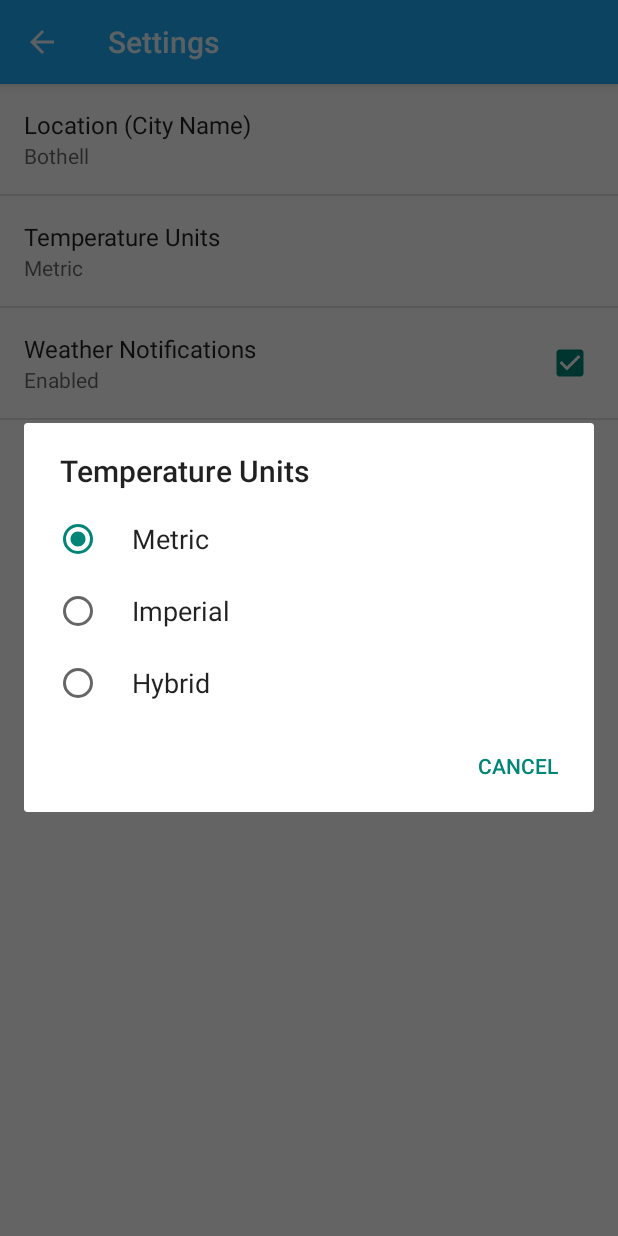
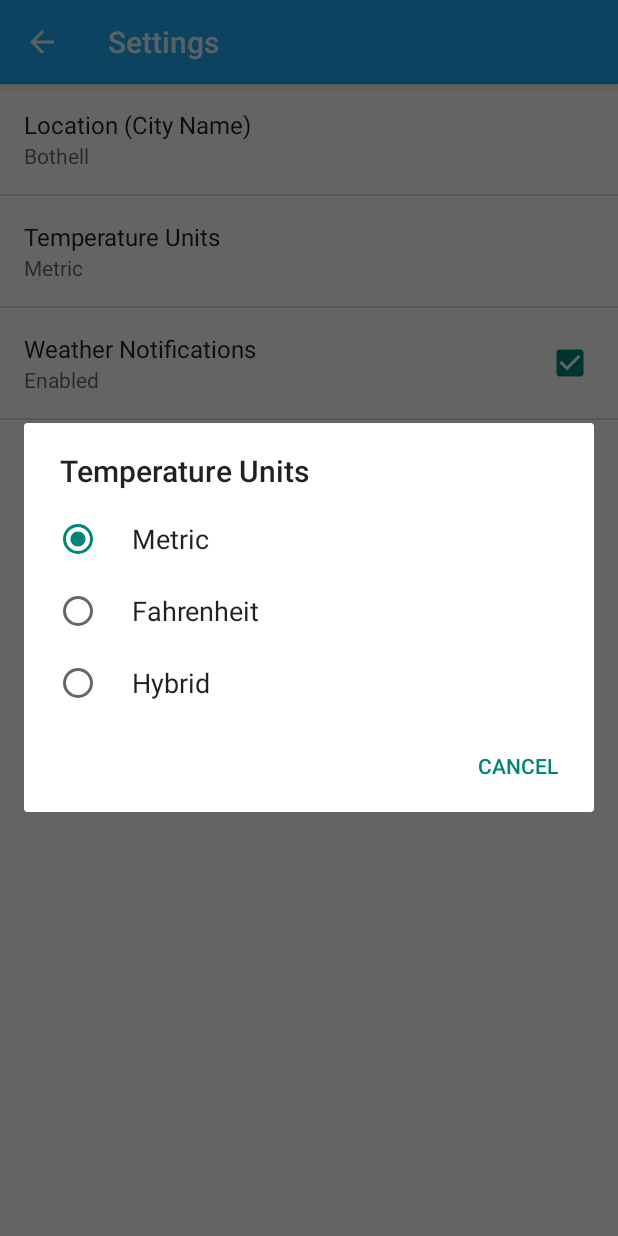
Before and after one commit to prabeshb/megam, an Android app: the SettingsActivity screen opened directly, with no data from a screen before it, after a tap on "Temperature Units", on a phone screen of 412 x 824 dp. Run offline under Robolectric (Android 15) with nearby library versions, the phone set to English and light mode, and no system bars.

Commit message:
Updated code for dynamic icons

```diff
--- a/app/src/main/java/com/ekindesignlabs/android/megam/app/ForecastFragment.java
+++ b/app/src/main/java/com/ekindesignlabs/android/megam/app/ForecastFragment.java
@@ -67,7 +67,8 @@ public class ForecastFragment extends Fragment implements LoaderManager.LoaderCa
             WeatherContract.LocationEntry.COLUMN_LOCATION_SETTING,
             WeatherContract.WeatherEntry.COLUMN_WEATHER_ID,
             WeatherContract.LocationEntry.COLUMN_COORD_LAT,
-            WeatherContract.LocationEntry.COLUMN_COORD_LONG
+            WeatherContract.LocationEntry.COLUMN_COORD_LONG,
+            WeatherContract.WeatherEntry.COLUMN_WEATHER_ICON
     };
 
     // These indices are tied to FORECAST_COLUMNS.  If FORECAST_COLUMNS changes, these
@@ -81,6 +82,7 @@ public class ForecastFragment extends Fragment implements LoaderManager.LoaderCa
     static final int COL_WEATHER_CONDITION_ID = 6;
     static final int COL_COORD_LAT = 7;
     static final int COL_COORD_LONG = 8;
+    static final int COL_WEATHER_ICON = 9;
 
     /**
      * A callback interface that all activities containing this fragment must
--- a/app/src/main/java/com/ekindesignlabs/android/megam/app/data/WeatherContract.java
+++ b/app/src/main/java/com/ekindesignlabs/android/megam/app/data/WeatherContract.java
@@ -106,6 +106,9 @@ public class WeatherContract {
         // Weather id as returned by API, to identify the icon to be used
         public static final String COLUMN_WEATHER_ID = "weather_id";
 
+        //weather icon number as returned by API
+        public static final String COLUMN_WEATHER_ICON = "icon";
+
         // Short description and long description of the weather, as provided by API.
         // e.g "clear" vs "sky is clear".
         public static final String COLUMN_SHORT_DESC = "short_desc";
--- a/app/src/main/res/layout/fragment_detail.xml
+++ b/app/src/main/res/layout/fragment_detail.xml
@@ -47,7 +47,7 @@
                     android:id="@+id/detail_high_textview"
                     android:layout_height="wrap_content"
                     android:layout_width="wrap_content"
-                    android:textSize="96sp" />
+                    android:textSize="66sp" />
 
                 <TextView
                     android:id="@+id/detail_low_textview"
@@ -55,7 +55,7 @@
                     android:layout_height="wrap_content"
                     android:layout_width="wrap_content"
                     android:textColor="@color/grey_700"
-                    android:textSize="48sp" />
+                    android:textSize="38sp" />
             </LinearLayout>
 
             <LinearLayout
--- a/app/src/main/res/values/arrays.xml
+++ b/app/src/main/res/values/arrays.xml
@@ -3,13 +3,13 @@
 
     <string-array name="pref_units_options">
         <item>@string/pref_units_label_metric</item>
-        <item>@string/pref_units_label_imperial</item>
+        <item>@string/pref_units_label_fahrenheit</item>
         <item>@string/pref_units_label_hybrid</item>
     </string-array>
 
     <string-array name="pref_units_values">
         <item>@string/pref_units_metric</item>
-        <item>@string/pref_units_imperial</item>
+        <item>@string/pref_units_fahrenheit</item>
         <item>@string/pref_units_hybrid</item>
     </string-array>
 </resources>
--- a/app/src/main/res/values/strings.xml
+++ b/app/src/main/res/values/strings.xml
@@ -46,8 +46,8 @@
     <!-- Label for metric option in temperature unit preference [CHAR LIMIT=25] -->
     <string name="pref_units_label_metric">Metric</string>
 
-    <!-- Label for imperial option in temperature unit preference [CHAR LIMIT=25] -->
-    <string name="pref_units_label_imperial">Imperial</string>
+    <!-- Label for Fahrenheit option in temperature unit preference [CHAR LIMIT=25] -->
+    <string name="pref_units_label_fahrenheit">Fahrenheit</string>
 
     <!-- Label for hybrid option in temperature unit preference -->
     <string name="pref_units_label_hybrid">Hybrid</string>
@@ -58,8 +58,8 @@
     <!-- Value in SharedPreferences for metric temperature unit option [CHAR LIMIT=NONE] -->
     <string name="pref_units_metric" translatable="false">metric</string>
 
-    <!-- Value in SharedPreferences for imperial temperature unit option [CHAR LIMIT=NONE] -->
-    <string name="pref_units_imperial" translatable="false">imperial</string>
+    <!-- Value in SharedPreferences for Fahrenheit temperature unit option [CHAR LIMIT=NONE] -->
+    <string name="pref_units_fahrenheit" translatable="false">fahrenheit</string>
 
     <!-- Value in sharedPreferences for hybrid temperature unit option -->
     <string name="pref_units_hybrid" translatable="false">hybrid</string>
```
Also changed, not shown: app/src/main/java/com/ekindesignlabs/android/megam/app/DetailFragment.java (+11 -0 lines), app/src/main/java/com/ekindesignlabs/android/megam/app/ForecastAdapter.java (+6 -5 lines), app/src/main/java/com/ekindesignlabs/android/megam/app/Utility.java (+20 -1 lines), app/src/main/java/com/ekindesignlabs/android/megam/app/sync/MegamSyncAdapter.java (+10 -0 lines), app/src/main/res/drawable-hdpi/ic_01d.png (added), app/src/main/res/drawable-mdpi/ic_01d.png (added), app/src/main/res/drawable-xhdpi/ic_01d.png (added), app/src/main/res/drawable-xxhdpi/ic_01d.png (added).
